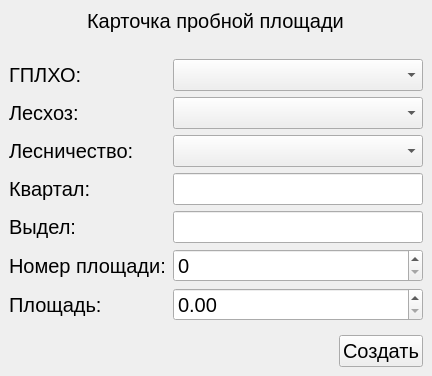
First picture: the form in modules/trees_accounting/src/gui/area_property.ui, repository daniluuuuuuuk/daniluuuuuuuk.github.io, before the edit.
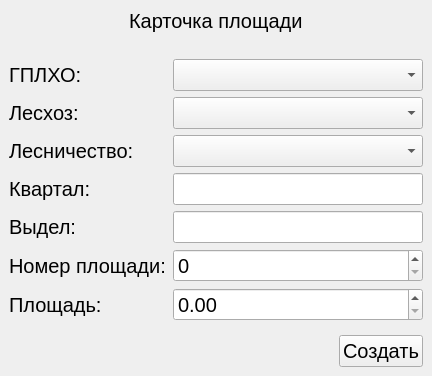
Second picture: the form after the edit.

Diff of the .ui file:
```diff
--- a/modules/trees_accounting/src/gui/area_property.ui
+++ b/modules/trees_accounting/src/gui/area_property.ui
@@ -34,7 +34,7 @@
          </font>
         </property>
         <property name="text">
-         <string>Карточка пробной площади</string>
+         <string>Карточка площади</string>
         </property>
        </widget>
       </item>
```
Left out of the diff: 2 changed lines with no effect on the pictures.
